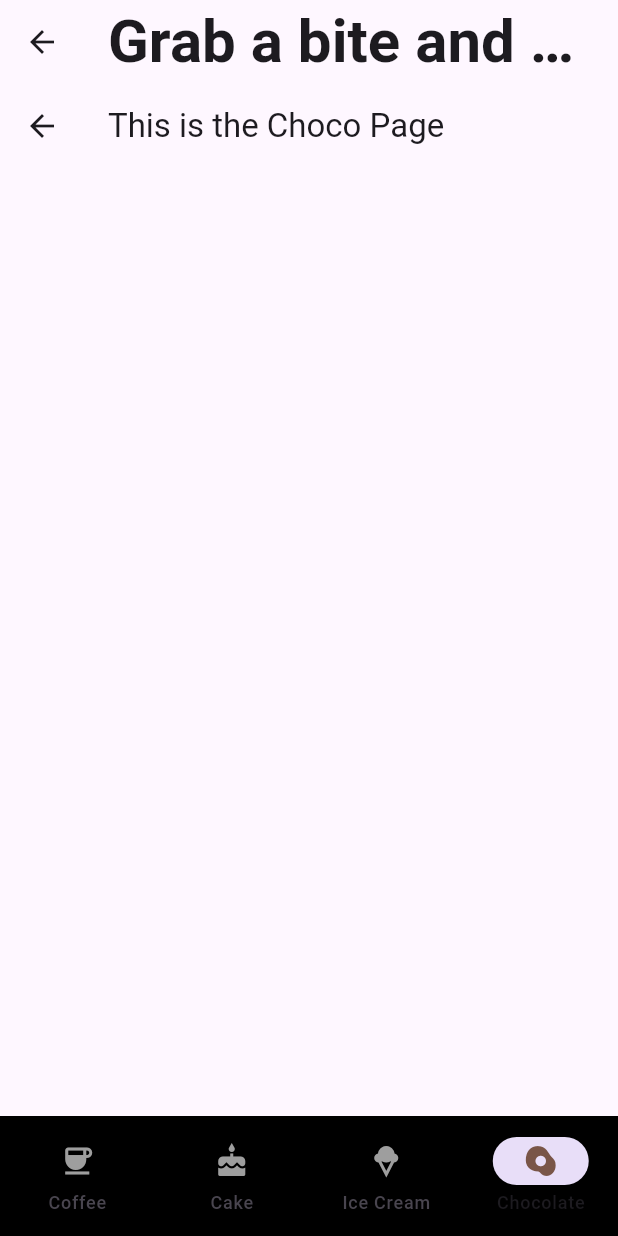
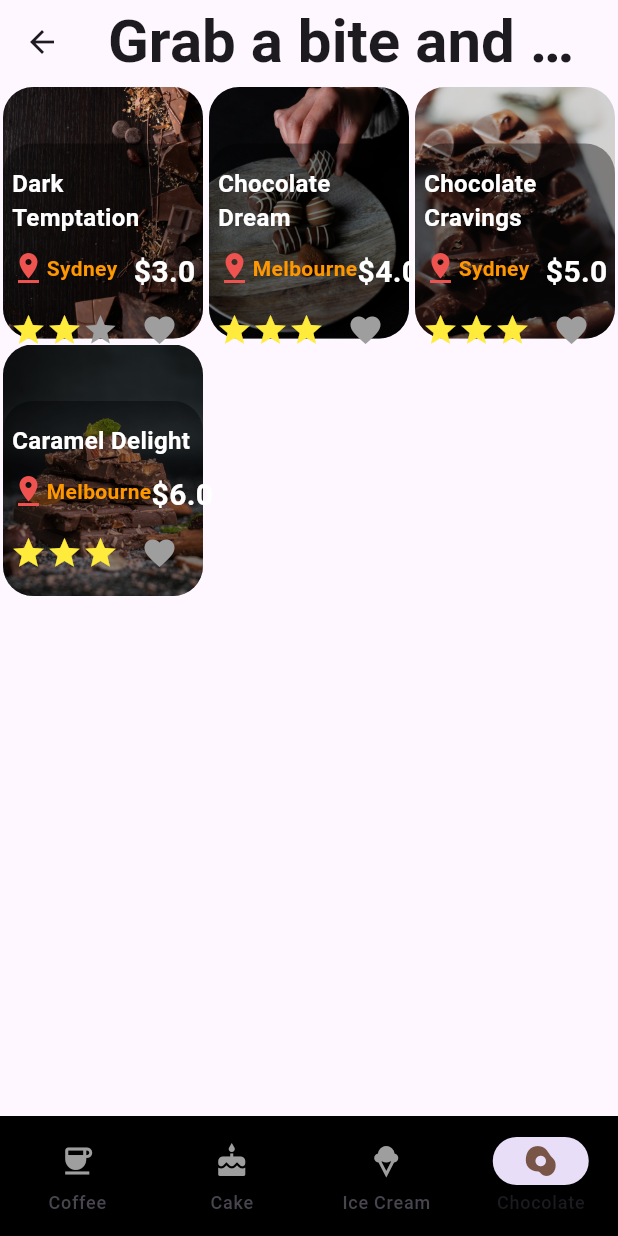
Before and after one commit to YoungjaeKimDeveloper/travel_app, a Flutter app: the MainPage screen opened by its route, item 4 of the bottom bar chosen, on a phone screen of 412 x 824 dp. Run offline on Flutter 3.47's test engine with Material 3 defaults, Android fonts, the phone set to English and light mode, and no system bars; our stand-ins replace google_fonts; Roboto replaces fonts that are missing (Italianno).

Commit message:
Created choco_page

```diff
--- a/lib/models/repository.dart
+++ b/lib/models/repository.dart
@@ -58,7 +58,7 @@ class Repository extends ChangeNotifier {
       title: "Choco Swirl",
       location: "Melbourne",
       price: 6,
-      review: 5,
+      review: 2,
       category: "ice cream",
       isCart: false,
     ),
@@ -67,7 +67,7 @@ class Repository extends ChangeNotifier {
       title: "Berry Bliss",
       location: "Sydney",
       price: 4,
-      review: 3,
+      review: 1,
       category: "ice cream",
       isCart: false,
     ),
@@ -76,7 +76,7 @@ class Repository extends ChangeNotifier {
       title: "Vanilla Dream",
       location: "Melbourne",
       price: 5,
-      review: 5,
+      review: 2,
       category: "ice cream",
       isCart: false,
     ),
@@ -89,16 +89,16 @@ class Repository extends ChangeNotifier {
       title: "Dark Temptation",
       location: "Sydney",
       price: 3,
-      review: 5,
+      review: 2,
       category: "chocolate",
       isCart: false,
     ),
     Itemlist(
       backgroundImage: "assets/images/chocolate/chocolate1.jpg",
-      title: "Milk Chocolate Dream",
+      title: "Chocolate Dream",
       location: "Melbourne",
       price: 4,
-      review: 4,
+      review: 3,
       category: "chocolate",
       isCart: false,
     ),
@@ -113,7 +113,7 @@ class Repository extends ChangeNotifier {
     ),
     Itemlist(
       backgroundImage: "assets/images/chocolate/chocolate3.jpg",
-      title: "Caramel Chocolate Delight",
+      title: "Caramel Delight",
       location: "Melbourne",
       price: 6,
       review: 4,
--- a/lib/pages/choco_page.dart
+++ b/lib/pages/choco_page.dart
@@ -1,10 +1,27 @@
 import 'package:flutter/material.dart';
+import 'package:provider/provider.dart';
+import 'package:travel_app/components/category_tile.dart';
+import 'package:travel_app/models/repository.dart';
 
 class ChocoPage extends StatelessWidget {
   const ChocoPage({super.key});
 
   @override
   Widget build(BuildContext context) {
-    return Scaffold(appBar: AppBar(title: Text("This is the Choco Page")));
+    // Get the Data from somewhere
+    return Consumer<Repository>(
+      builder: (context, value, child) {
+        return GridView.builder(
+          gridDelegate: SliverGridDelegateWithMaxCrossAxisExtent(
+            maxCrossAxisExtent: 200,
+            childAspectRatio: 0.8,
+          ),
+          itemCount: value.getChocolateList().length,
+          itemBuilder: (BuildContext context, int index) {
+            return CategoryTile(itemlist: value.getChocolateList()[index]);
+          },
+        );
+      },
+    );
   }
 }
```
